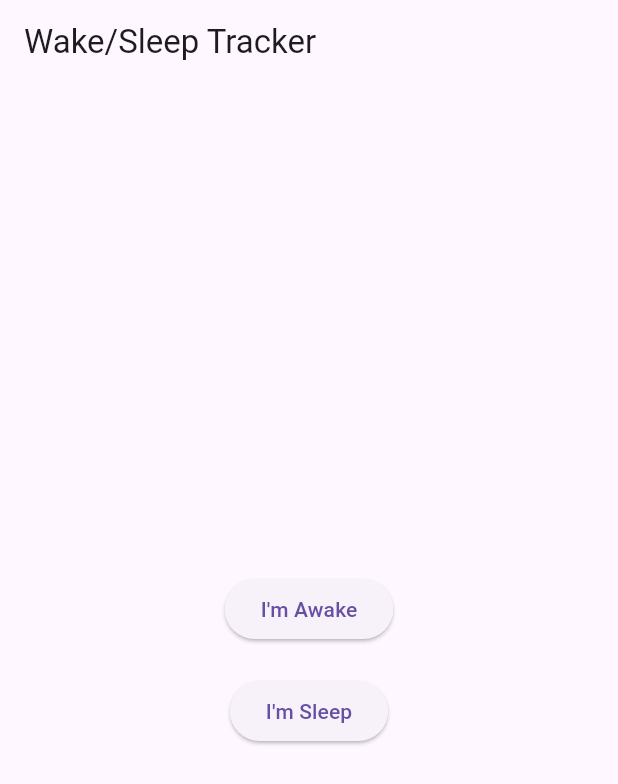
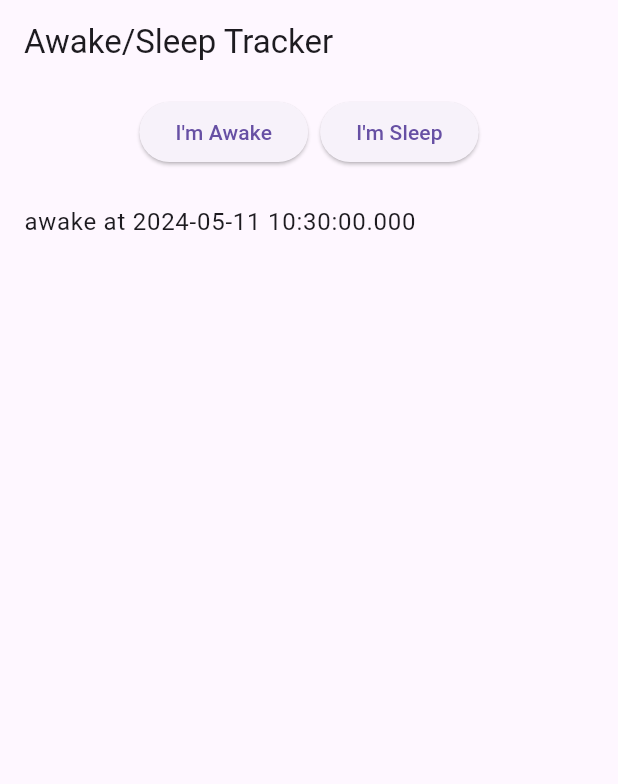
Before and after one commit to shinbehavior/beawake, a Flutter app: the HomeScreen screen opened directly, after a tap on an icon or button, on a phone screen of 412 x 824 dp. Shown: the top 784 px of the screen. Run offline on Flutter 3.47's test engine with Material 3 defaults, Android fonts, the phone set to English and light mode, and no system bars; our stand-ins replace cloud_firestore, firebase_core, shared_preferences; accounts and stored records are empty.

Commit message:
db add, event list TODO: add event fix

```diff
--- a/lib/main.dart
+++ b/lib/main.dart
@@ -1,62 +1,21 @@
 import 'package:flutter/material.dart';
+import 'package:provider/provider.dart';
+import 'providers/event_manager.dart';
 import 'package:firebase_core/firebase_core.dart';
-import 'package:shared_preferences/shared_preferences.dart';
-import 'package:intl/intl.dart';
+import 'firebase_options.dart';
+import 'app.dart';
 
-void main() => runApp(MyApp());
-
-class MyApp extends StatelessWidget {
-  @override
-  Widget build(BuildContext context) {
-    return MaterialApp(
-      home: HomeScreen(),
-    );
-  }
+void main() async {
+  WidgetsFlutterBinding.ensureInitialized();
+  await Firebase.initializeApp(
+    options: DefaultFirebaseOptions.currentPlatform,
+  );
+  runApp(
+    MultiProvider(
+      providers: [
+        ChangeNotifierProvider(create: (_) => EventManager()),
+      ],
+      child: MyApp(),
+    ),
+  );
 }
-
-class HomeScreen extends StatefulWidget {
-  @override
-  _HomeScreenState createState() => _HomeScreenState();
-}
-
-class _HomeScreenState extends State<HomeScreen> {
-  Future<void> saveWakeTime() async {
-    final prefs = await SharedPreferences.getInstance();
-    String formattedTime = DateFormat('HH:mm').format(DateTime.now());
-    await prefs.setString('wakeTime', formattedTime);
-    print('Wake time saved: ${DateTime.now()}');
-  }
-  Future<void> saveSleepTime() async {
-    final prefs = await SharedPreferences.getInstance();
-    String formattedTime = DateFormat('HH:mm').format(DateTime.now());
-    await prefs.setString('sleepTime', formattedTime);
-    print('Go to sleep time saved: ${DateTime.now()}');
-  }
-
-  @override
-  Widget build(BuildContext context) {
-    return Scaffold(
-      appBar: AppBar(title: Text('Wake/Sleep Tracker')),
-      body: Center(
-        child: Column(
-          mainAxisAlignment: MainAxisAlignment.center,
-          children: <Widget>[
-            ElevatedButton(
-              onPressed: () {
-                saveWakeTime();
-              },
-              child: Text('I\'m Awake'),
-            ),
-            SizedBox(height: 20),
-            ElevatedButton(
-              onPressed: () {
-                saveSleepTime();
-              },
-              child: Text('I\'m Sleep'),
-            ),
-          ],
-        ),
-      ),
-    );
-  }
-}
--- /dev/null
+++ b/lib/models/awake_sleep_event.dart
@@ -0,0 +1,20 @@
+class Event {
+  final String type; // 'awake' or 'sleep'
+  final DateTime timestamp;
+
+  Event(this.type, this.timestamp);
+
+  Map<String, dynamic> toJson() {
+    return {
+      'type': type,
+      'timestamp': timestamp.toIso8601String(),
+    };
+  }
+
+  static Event fromJson(Map<String, dynamic> json) {
+    return Event(
+      json['type'],
+      DateTime.parse(json['timestamp']),
+    );
+  }
+}
--- /dev/null
+++ b/lib/providers/event_manager.dart
@@ -0,0 +1,42 @@
+import 'package:flutter/material.dart';
+import 'package:cloud_firestore/cloud_firestore.dart';
+import '../models/awake_sleep_event.dart';
+
+class EventManager extends ChangeNotifier {
+  List<Event> events = [];
+
+  // Fetch events from Firestore
+  Future<void> fetchEvents() async {
+    try {
+      var snapshot = await FirebaseFirestore.instance.collection('events').get();
+      events = snapshot.docs
+          .map((doc) => Event.fromJson(doc.data()))
+          .toList();
+      notifyListeners();
+    } catch (e) {
+      print('Failed to fetch events: $e');
+    }
+  }
+
+  // Add a new event
+  Future<void> addEvent(String type) async {
+    final newEvent = Event(type, DateTime.now());
+    if (events.isNotEmpty && events.last.type == type) {
+      print("Cannot add the same event type consecutively.");
+      return;
+    }
+    try {
+      await FirebaseFirestore.instance.collection('events').add(newEvent.toJson());
+      events.add(newEvent);
+      notifyListeners();
+    } catch (e) {
+      print('Failed to add event: $e');
+    }
+  }
+
+  // Clear all events
+  void clearEvents() {
+    events.clear();
+    notifyListeners();
+  }
+}
--- /dev/null
+++ b/lib/screens/home_screen.dart
@@ -0,0 +1,33 @@
+import 'package:flutter/material.dart';
+import 'package:provider/provider.dart';
+import '../providers/event_manager.dart';
+import '../widgets/event_list.dart';
+
+class HomeScreen extends StatelessWidget {
+  @override
+  Widget build(BuildContext context) {
+    return Scaffold(
+      appBar: AppBar(title: Text("Awake/Sleep Tracker")),
+      body: Column(
+        children: [
+          ButtonBar(
+            alignment: MainAxisAlignment.center,
+            children: [
+              ElevatedButton(
+                onPressed: () => Provider.of<EventManager>(context, listen: false).addEvent('awake'),
+                child: Text('I\'m Awake'),
+              ),
+              ElevatedButton(
+                onPressed: () => Provider.of<EventManager>(context, listen: false).addEvent('sleep'),
+                child: Text('I\'m Sleep'),
+              ),
+            ],
+          ),
+          Expanded( // This widget is now moved under the ButtonBar
+            child: EventList(),
+          ),
+        ],
+      ),
+    );
+  }
+}
--- /dev/null
+++ b/lib/widgets/event_list.dart
@@ -0,0 +1,22 @@
+import 'package:flutter/material.dart';
+import 'package:provider/provider.dart';
+import '../providers/event_manager.dart'; // Ensure this path matches your project structure
+
+class EventList extends StatelessWidget {
+  @override
+  Widget build(BuildContext context) {
+    return Consumer<EventManager>(
+      builder: (context, manager, child) {
+        return ListView.builder(
+          itemCount: manager.events.length,
+          itemBuilder: (context, index) {
+            final event = manager.events[index];
+            return ListTile(
+              title: Text('${event.type} at ${event.timestamp}'),
+            );
+          },
+        );
+      },
+    );
+  }
+}
--- a/pubspec.yaml
+++ b/pubspec.yaml
@@ -30,7 +30,7 @@ environment:
 dependencies:
   flutter:
     sdk: flutter
-  firebase_core: ^2.0.0
+  firebase_core: ^2.31.0
   cloud_firestore: ^4.10.0
   firebase_auth: ^4.19.0
   provider: ^6.1.0
```
Also changed, not shown: lib/app.dart (added, +12 -0 lines), lib/services/firebase_service.dart (added, +11 -0 lines), lib/services/local_storage_service.dart (added, +14 -0 lines), firebase.json (added), lib/firebase_options.dart (added), 6 other files.
